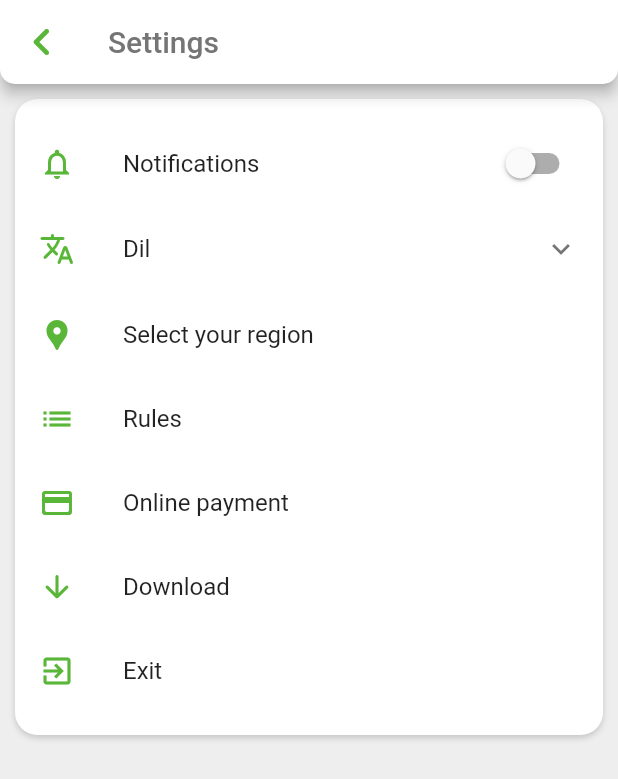
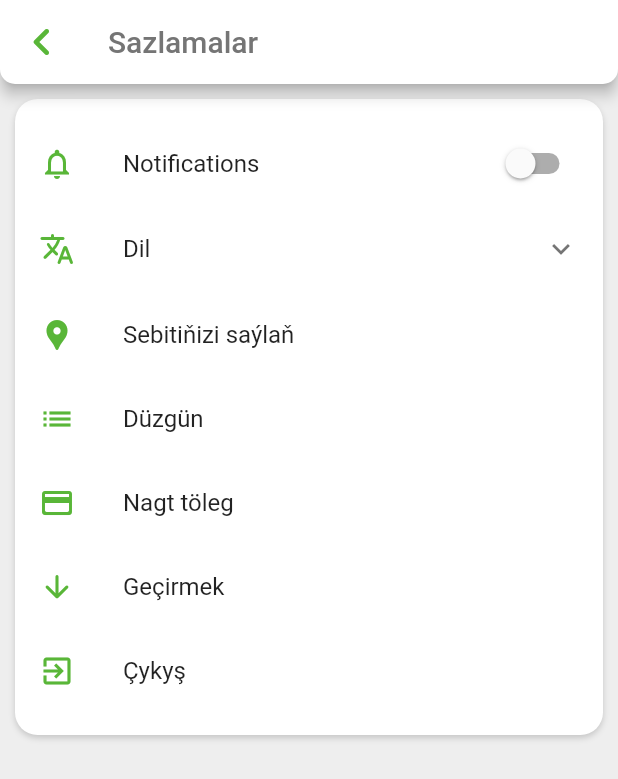
Before and after one commit to atageldi194229/arzan_app, a Flutter app: the SettingsScreen screen opened by its route, on a phone screen of 412 x 824 dp. Shown: the top 779 px of the screen. Run offline on Flutter 3.47's test engine with Material 2 defaults, Android fonts, the phone set to English and light mode, and no system bars; our stand-ins replace cached_network_image, carousel_slider, dio, firebase_core, firebase_messaging, flutter_html and 5 more; missing offline and left inert: new_version; accounts and stored records are empty; project files that could hold a hidden picture were left out.

Commit message:
21.05/2part

```diff
--- a/assets/locales/ru.json
+++ b/assets/locales/ru.json
@@ -10,6 +10,11 @@
     "navSettings":"Настройки",
     "navExit":"Выход",
 
+    "rules" : "Правила",
+    "select_region": "Выберите свой регион",
+    "online_payment": "Онлайн платеж",
+    "download":"Cкачать",
+    "exit": "Bыход",
     "register" : "Pегистр",
     "aboutUsText":"Arzan- это приложение, где вы сможете найти и выкладывать  все скидки, акции и новости любых городов и регионов нашей страны.\n\nВ чём особенность Arzan?\n\nОсобенность Arzan в том, что здесь вы можете просматривать ленту со скидками и акциями просто и удобно во всех уголках нашей страны.  Вам не нужно часами искать скидку на тот или иной товар, просто напишите имя товара в строке поиска, и он автоматически выдаст нужные вам акции и скидки.\n\nА наша главная особенность в том, что вы сами можете выставлять собственные акции или скидки в Arzan.\n\nДобавляйте понравившиеся акции и скидки в избранное, делитесь ими в социальных сетях и пусть все узнают, где самые актуальные скидки и акции."
 }
--- a/assets/locales/tm.json
+++ b/assets/locales/tm.json
@@ -10,6 +10,11 @@
     "navSettings":"Sazlamalar",
     "navExit":"Çykmak",
 
+    "rules" : "Düzgün",
+    "select_region": "Sebitiňizi saýlaň",
+    "online_payment": "Nagt töleg",
+    "download":"Geçirmek",
+    "exit": "Çykyş",
     "register" : "Registrasiýa",
     "aboutUsText": "The multilateral development of our state in the field of the digital economy, approved by the Respected President of Turkmenistan, has rapidly begun to switch to the digital regime in all sectors of the economy of our country. To support the digitalization policy, as well as for the digital development of small and medium-sized businesses in our country, the Arzan project was created.\n\nArzan is an application where you can find and post all discounts, promotions and news from any cities and regions of our country.\n\nWhat is special about Arzan?\n\nThe peculiarity of Arzan is that here you can view the tape with discounts and promotions simply and conveniently in all corners of our country. You do not need to spend hours looking for a discount on a particular product, just write the name of the product in the search bar, and it will automatically give you the promotions and discounts you need.\n\nAnd our main feature is that you can set your own promotions or discounts in Arzan.\n\nAdd your favorite promotions and discounts to your favorites, share them on social networks and let everyone know where the most relevant discounts and promotions are."
 }
--- a/lib/ui/screens/settings/settings_screen.dart
+++ b/lib/ui/screens/settings/settings_screen.dart
@@ -1,3 +1,4 @@
+import 'package:tm/core/localization/index.dart';
 import 'package:tm/ui/constants.dart';
 import 'package:tm/ui/screens/settings/components/language_tile.dart';
 import 'package:tm/ui/screens/settings/components/notification_tile.dart';
@@ -20,7 +21,7 @@ class _SettingsScreenState extends State<SettingsScreen> {
     Size _size = MediaQuery.of(context).size;
     return Scaffold(
       backgroundColor: kScaffoldColor,
-      appBar: const DefaultAppBar(title: 'Settings'),
+      appBar:   DefaultAppBar(title: context.tt('navSettings')),
       body: ListView(
         children: [
           Container(
@@ -37,20 +38,20 @@ class _SettingsScreenState extends State<SettingsScreen> {
                 const LanguageTile(),
                 SettingTile(
                     icon: Icons.location_pin,
-                    title: 'Select your region',
+                    title: context.tt('select_region'),
                     onTap: () {}),
-                SettingTile(icon: Icons.list, title: 'Rules', onTap: () {}),
+                SettingTile(icon: Icons.list, title: context.tt("rules") , onTap: () {}),
                 SettingTile(
                     icon: Icons.credit_card_rounded,
-                    title: 'Online payment',
+                    title: context.tt("online_payment"),
                     onTap: () {}),
                 SettingTile(
                     icon: Icons.arrow_downward_rounded,
-                    title: 'Download',
+                    title:  context.tt('download'),
                     onTap: () {}),
                 SettingTile(
                     icon: Icons.exit_to_app,
-                    title: 'Exit',
+                    title: context.tt('exit'),
                     onTap: () => SystemNavigator.pop()),
               ],
             ),
```
Also changed, not shown: assets/locales/en.json (+7 -1 lines), lib/ui/screens/profile/components/body.dart (+2 -6 lines).
